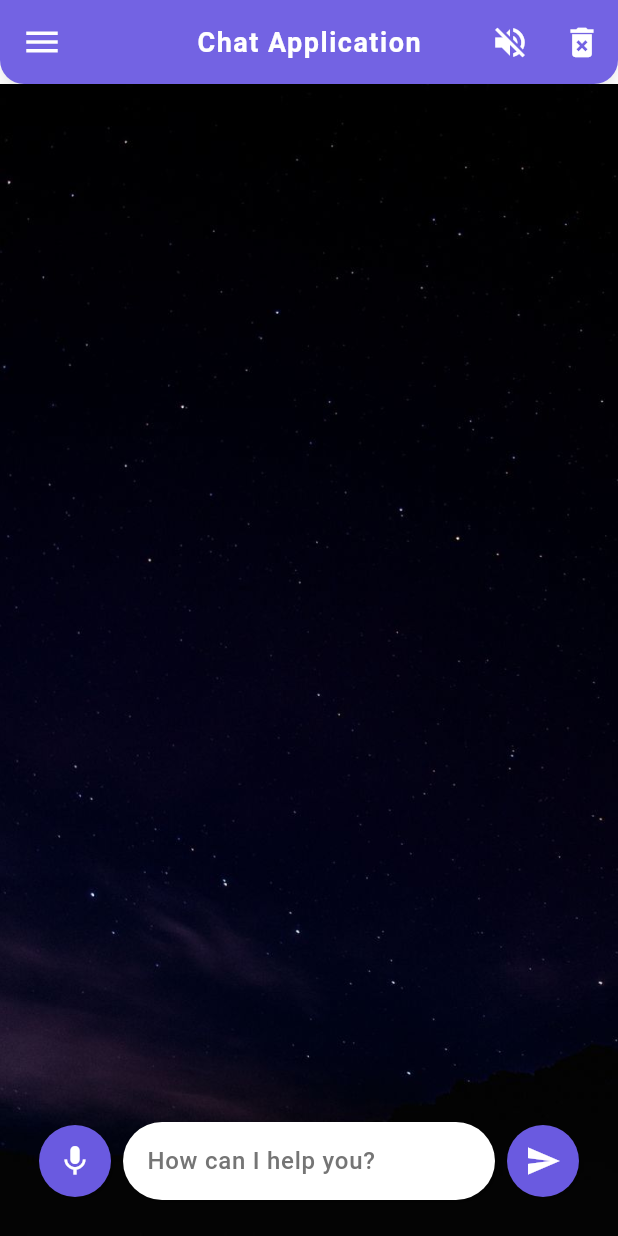
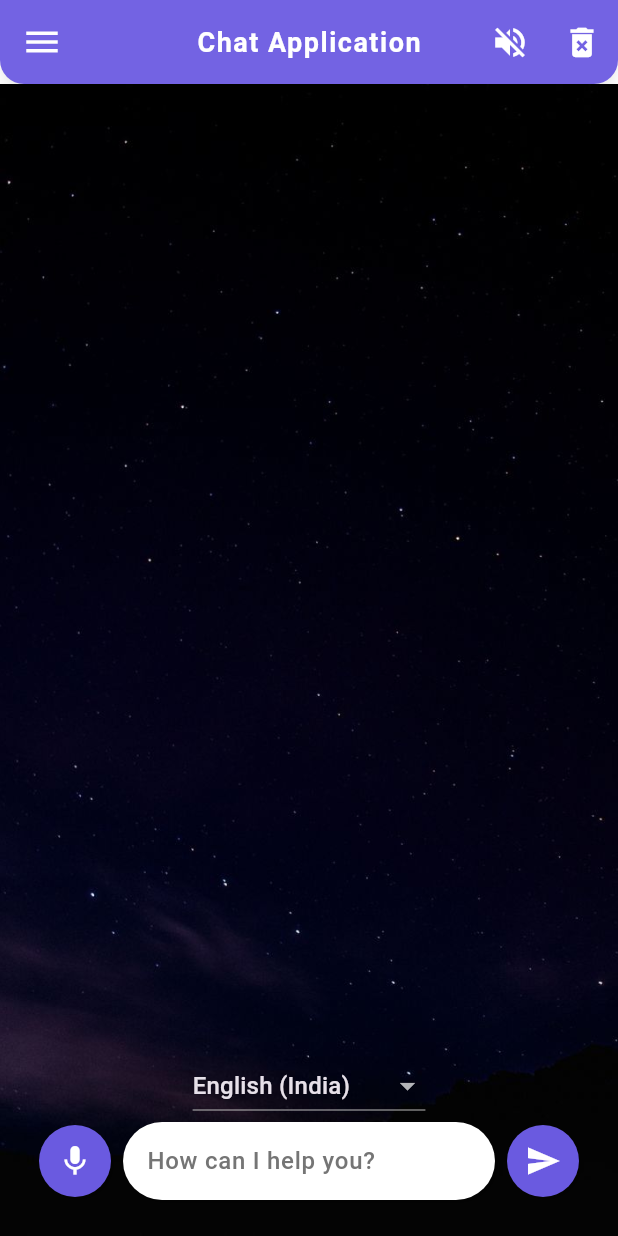
Before and after one commit to AkshayrajsinhChudasama/AI-Personal-Assistant, a Flutter app: the screen it shows once a user with an empty profile is signed in, after a tap on the "mic" icon, after a tap on the "send" icon, on a phone screen of 412 x 824 dp. Run offline on Flutter 3.47's test engine with Material 3 defaults, Android fonts, the phone set to English and light mode, and no system bars; our stand-ins replace awesome_notifications, firebase_auth, firebase_core, flutter_markdown, flutter_secure_storage, flutter_tts and 4 more; accounts and stored records are empty; network calls fail.

Commit message:
Added multiple language

```diff
--- a/chatbot_ui/lib/services/api.dart
+++ b/chatbot_ui/lib/services/api.dart
@@ -8,7 +8,9 @@ import 'package:http/http.dart' as http;
 import 'package:flutter/material.dart';
 
 class ChatAPI {
-  static const apiUrl = "http://10.0.2.2:8000";
+  //static const apiUrl = "http://10.0.2.2:8000";
+
+  static const apiUrl = "http://192.168.137.237:8000";
   final FirebaseAuth _auth = FirebaseAuth.instance;
   final FlutterSecureStorage _secureStorage = const FlutterSecureStorage();
   final GoogleSignIn _googleSignIn = GoogleSignIn();
--- a/chatbot_ui/lib/widgets/Input.dart
+++ b/chatbot_ui/lib/widgets/Input.dart
@@ -12,34 +12,51 @@ class ChatInputField extends StatefulWidget {
   _ChatInputFieldState createState() => _ChatInputFieldState();
 }
 
-class _ChatInputFieldState extends State<ChatInputField> with SingleTickerProviderStateMixin {
-  stt.SpeechToText _speechToText = stt.SpeechToText();
+class _ChatInputFieldState extends State<ChatInputField> {
+  final stt.SpeechToText _speechToText = stt.SpeechToText();
   bool _isListening = false;
-  double _rotation = 0.0;  // For rotating the mic icon
+  double _rotation = 0.0;
+  String selectedLocaleId = 'en_IN';
 
-  @override
-  void dispose() {
-    super.dispose();
-  }
+  final List<Map<String, String>> _indianLocales = [
+    {'name': 'English (India)', 'locale': 'en_IN'},
+    {'name': 'Hindi (India)', 'locale': 'hi_IN'},
+    {'name': 'Gujarati (India)', 'locale': 'gu_IN'},
+    {'name': 'Bengali (India)', 'locale': 'bn_IN'},
+    {'name': 'Punjabi (India)', 'locale': 'pa_IN'},
+    {'name': 'Tamil (India)', 'locale': 'ta_IN'},
+    {'name': 'Telugu (India)', 'locale': 'te_IN'},
+    {'name': 'Marathi (India)', 'locale': 'mr_IN'},
+    {'name': 'Malayalam (India)', 'locale': 'ml_IN'},
+    {'name': 'Kannada (India)', 'locale': 'kn_IN'},
+    {'name': 'Urdu (India)', 'locale': 'ur_IN'},
+    {'name': 'Odia (India)', 'locale': 'or_IN'},
+    {'name': 'Assamese (India)', 'locale': 'as_IN'},
+  ];
 
   Future<void> _startListening() async {
     PermissionStatus status = await Permission.microphone.request();
-
     if (status.isGranted) {
       bool available = await _speechToText.initialize();
       if (available) {
         setState(() {
           _isListening = true;
-          _rotation += 6.2832;  // Full 360-degree rotation (2 * pi radians)
+          _rotation += 6.2832;
         });
 
         _speechToText.listen(
-          onResult: (result) {
-            widget.controller.text = result.recognizedWords;
+          localeId: selectedLocaleId,
+          onResult: (result) async {
+            String recognizedText = result.recognizedWords;
+            if (recognizedText.isNotEmpty) {
+              widget.controller.text = recognizedText;
+            }
           },
+          listenMode: stt.ListenMode.dictation,
+          cancelOnError: false,
+          pauseFor: const Duration(seconds: 10), // Mic waits 10s silence before stopping
+          listenFor: const Duration(minutes: 2), // Maximum listen time 2 minutes
         );
-      } else {
-        print("Speech recognition not available.");
       }
     } else {
       print("Microphone permission not granted.");
@@ -50,20 +67,36 @@ class _ChatInputFieldState extends State<ChatInputField> with SingleTickerProvid
     await _speechToText.stop();
     setState(() {
       _isListening = false;
-      _rotation += 6.2832;  // Complete another full rotation (reset the rotation)
+      _rotation += 6.2832;
     });
   }
 
   void _handleSubmit() {
     widget.onSend();
-    _stopListening();  // Ensure the mic stops when submitting
+    _stopListening();
   }
 
   @override
   Widget build(BuildContext context) {
     return Padding(
       padding: const EdgeInsets.symmetric(horizontal: 10, vertical: 8),
-      child: Row(
+      child: Column(
+        children: [
+          DropdownButton<String>(
+            value: selectedLocaleId,
+            onChanged: (value) {
+              setState(() {
+                selectedLocaleId = value!;
+              });
+            },
+            items: _indianLocales.map((locale) {
+              return DropdownMenuItem(
+                value: locale['locale'],
+                child: Text(locale['name'] ?? locale['locale']!),
+              );
+            }).toList(),
+          ),
+          Row(
             children: [
               GestureDetector(
                 onTap: _isListening ? _stopListening : _startListening,
@@ -89,17 +122,14 @@ class _ChatInputFieldState extends State<ChatInputField> with SingleTickerProvid
                       ),
                     ],
                   ),
-              child: AnimatedSwitcher(
-                duration: const Duration(milliseconds: 200),
                   child: AnimatedRotation(
-                  turns: _rotation / 6.2832,  // Convert radians to full turns (1 turn = 2*pi radians)
+                    turns: _rotation / 6.2832,
                     duration: const Duration(milliseconds: 300),
                     child: Icon(
                       _isListening ? Icons.mic_off : Icons.mic,
                       color: Colors.white,
                       size: 24,
                       key: ValueKey<bool>(_isListening),
-                  ),
                     ),
                   ),
                 ),
@@ -129,21 +159,20 @@ class _ChatInputFieldState extends State<ChatInputField> with SingleTickerProvid
                       hintText: "How can I help you?",
                       hintStyle: TextStyle(color: Colors.grey.shade600),
                       border: InputBorder.none,
-                  contentPadding:
-                  const EdgeInsets.symmetric(vertical: 14, horizontal: 16),
+                      contentPadding: const EdgeInsets.symmetric(
+                          vertical: 14, horizontal: 16),
                     ),
                   ),
                 ),
               ),
               const SizedBox(width: 8),
               GestureDetector(
-            onTap: _handleSubmit,  // Call the new handleSubmit method
+                onTap: _handleSubmit,
                 child: Container(
                   padding: const EdgeInsets.all(12),
                   decoration: const BoxDecoration(
                     shape: BoxShape.circle,
                     color: Color(0xFF6A5AE0),
-
                     boxShadow: [
                       BoxShadow(
                         color: Colors.black26,
@@ -157,6 +186,8 @@ class _ChatInputFieldState extends State<ChatInputField> with SingleTickerProvid
               ),
             ],
           ),
+        ],
+      ),
     );
   }
 }
--- a/chatbot_ui/pubspec.yaml
+++ b/chatbot_ui/pubspec.yaml
@@ -48,6 +48,8 @@ dependencies:
   flutter_tts: ^4.2.2
   flutter_markdown: ^0.7.6+2
   shimmer: ^3.0.0
+  google_ml_kit: ^0.19.0
+  translator: ^1.0.3+1
   # The following adds the Cupertino Icons font to your application.
   # Use with the CupertinoIcons class for iOS style icons.
   cupertino_icons: ^1.0.8
```
Also changed, not shown: chatbot_ui/pubspec.lock. Lines whose indentation alone changed are shown as unchanged.
